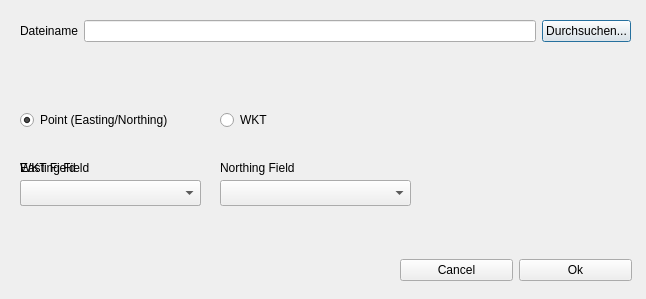
geometalab/Editable-GeoCSV-QGIS-Plugin, file geocsv_dialog_new.ui: the form before one commit.
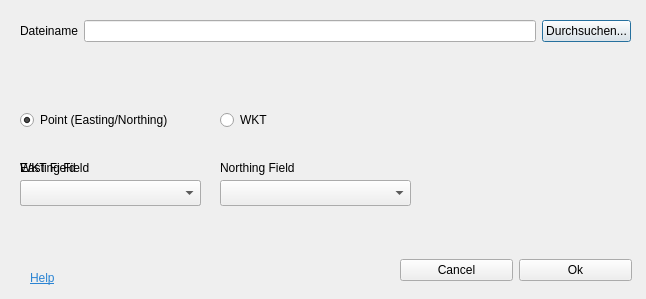
The form after the commit.

Commit message: added help link

Diff of the .ui file:
```diff
--- a/geocsv_dialog_new.ui
+++ b/geocsv_dialog_new.ui
@@ -86,7 +86,7 @@
     <rect>
      <x>10</x>
      <y>100</y>
-     <width>491</width>
+     <width>621</width>
      <height>131</height>
     </rect>
    </property>
@@ -147,7 +147,7 @@
      <rect>
       <x>210</x>
       <y>10</y>
-      <width>102</width>
+      <width>311</width>
       <height>20</height>
      </rect>
     </property>
@@ -219,6 +219,28 @@
    <zorder>pointGeometryTypeRadio</zorder>
    <zorder>wktGeometryTypeRadio</zorder>
   </widget>
+  <widget class="QLabel" name="helpLabel">
+   <property name="geometry">
+    <rect>
+     <x>30</x>
+     <y>270</y>
+     <width>59</width>
+     <height>16</height>
+    </rect>
+   </property>
+   <property name="cursor">
+    <cursorShape>ArrowCursor</cursorShape>
+   </property>
+   <property name="mouseTracking">
+    <bool>false</bool>
+   </property>
+   <property name="focusPolicy">
+    <enum>Qt::NoFocus</enum>
+   </property>
+   <property name="text">
+    <string>&lt;html&gt;&lt;head/&gt;&lt;body&gt;&lt;p&gt;&lt;a href=&quot;http://giswiki.hsr.ch/Editable_GeoCSV#Help&quot;&gt;&lt;span style=&quot; text-decoration: underline; color:#2b84d3;&quot;&gt;Help&lt;/span&gt;&lt;/a&gt;&lt;/p&gt;&lt;/body&gt;&lt;/html&gt;</string>
+   </property>
+  </widget>
  </widget>
  <resources/>
  <connections/>
```
The commit also changes 1 other file.
